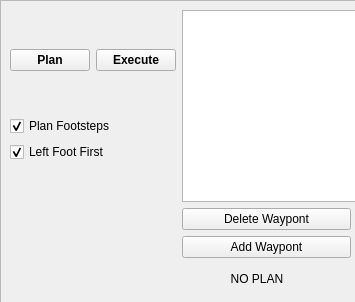
The window that ui/navigation_controls_widget.ui (swhart115/nasa_robot_teleop) describes before a commit, drawn with Qt 5.
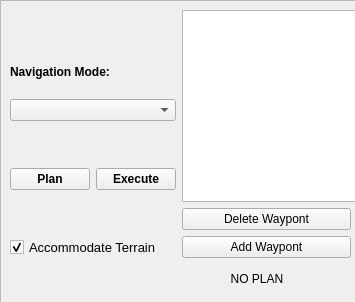
The same window after the commit.

The edit to the form file:
```diff
--- a/ui/navigation_controls_widget.ui
+++ b/ui/navigation_controls_widget.ui
@@ -53,85 +53,6 @@
     <enum>QFrame::Raised</enum>
    </property>
    <layout class="QGridLayout" name="gridLayout">
-    <item row="0" column="0">
-     <layout class="QVBoxLayout" name="verticalLayout_4">
-      <item>
-       <layout class="QHBoxLayout" name="horizontalLayout_2">
-        <item>
-         <widget class="QPushButton" name="plan_button">
-          <property name="maximumSize">
-           <size>
-            <width>90</width>
-            <height>16777215</height>
-           </size>
-          </property>
-          <property name="font">
-           <font>
-            <weight>75</weight>
-            <bold>true</bold>
-           </font>
-          </property>
-          <property name="text">
-           <string>Plan</string>
-          </property>
-         </widget>
-        </item>
-        <item>
-         <widget class="QPushButton" name="execute_button">
-          <property name="sizePolicy">
-           <sizepolicy hsizetype="Fixed" vsizetype="Fixed">
-            <horstretch>0</horstretch>
-            <verstretch>0</verstretch>
-           </sizepolicy>
-          </property>
-          <property name="maximumSize">
-           <size>
-            <width>100</width>
-            <height>16777215</height>
-           </size>
-          </property>
-          <property name="font">
-           <font>
-            <weight>75</weight>
-            <bold>true</bold>
-           </font>
-          </property>
-          <property name="text">
-           <string>Execute</string>
-          </property>
-         </widget>
-        </item>
-       </layout>
-      </item>
-      <item>
-       <layout class="QVBoxLayout" name="verticalLayout">
-        <item>
-         <widget class="QCheckBox" name="plan_footsteps">
-          <property name="text">
-           <string>Plan Footsteps</string>
-          </property>
-          <property name="checkable">
-           <bool>true</bool>
-          </property>
-          <property name="checked">
-           <bool>true</bool>
-          </property>
-         </widget>
-        </item>
-        <item>
-         <widget class="QCheckBox" name="left_foot_first">
-          <property name="text">
-           <string>Left Foot First</string>
-          </property>
-          <property name="checked">
-           <bool>true</bool>
-          </property>
-         </widget>
-        </item>
-       </layout>
-      </item>
-     </layout>
-    </item>
     <item row="0" column="1">
      <widget class="QListWidget" name="waypoint_list">
       <property name="sizePolicy">
@@ -194,6 +115,141 @@
       </property>
      </widget>
     </item>
+    <item row="0" column="0" rowspan="2">
+     <layout class="QVBoxLayout" name="verticalLayout_4">
+      <item>
+       <spacer name="verticalSpacer">
+        <property name="orientation">
+         <enum>Qt::Vertical</enum>
+        </property>
+        <property name="sizeHint" stdset="0">
+         <size>
+          <width>20</width>
+          <height>40</height>
+         </size>
+        </property>
+       </spacer>
+      </item>
+      <item>
+       <widget class="QLabel" name="label">
+        <property name="sizePolicy">
+         <sizepolicy hsizetype="MinimumExpanding" vsizetype="MinimumExpanding">
+          <horstretch>0</horstretch>
+          <verstretch>0</verstretch>
+         </sizepolicy>
+        </property>
+        <property name="font">
+         <font>
+          <weight>75</weight>
+          <bold>true</bold>
+         </font>
+        </property>
+        <property name="text">
+         <string>Navigation Mode:</string>
+        </property>
+       </widget>
+      </item>
+      <item>
+       <widget class="QComboBox" name="nav_mode_box"/>
+      </item>
+      <item>
+       <spacer name="verticalSpacer_2">
+        <property name="orientation">
+         <enum>Qt::Vertical</enum>
+        </property>
+        <property name="sizeHint" stdset="0">
+         <size>
+          <width>20</width>
+          <height>40</height>
+         </size>
+        </property>
+       </spacer>
+      </item>
+      <item>
+       <layout class="QHBoxLayout" name="horizontalLayout_2">
+        <item>
+         <widget class="QPushButton" name="plan_button">
+          <property name="maximumSize">
+           <size>
+            <width>90</width>
+            <height>16777215</height>
+           </size>
+          </property>
+          <property name="font">
+           <font>
+            <weight>75</weight>
+            <bold>true</bold>
+           </font>
+          </property>
+          <property name="text">
+           <string>Plan</string>
+          </property>
+         </widget>
+        </item>
+        <item>
+         <widget class="QPushButton" name="execute_button">
+          <property name="sizePolicy">
+           <sizepolicy hsizetype="Fixed" vsizetype="Fixed">
+            <horstretch>0</horstretch>
+            <verstretch>0</verstretch>
+           </sizepolicy>
+          </property>
+          <property name="maximumSize">
+           <size>
+            <width>100</width>
+            <height>16777215</height>
+           </size>
+          </property>
+          <property name="font">
+           <font>
+            <weight>75</weight>
+            <bold>true</bold>
+           </font>
+          </property>
+          <property name="text">
+           <string>Execute</string>
+          </property>
+         </widget>
+        </item>
+       </layout>
+      </item>
+      <item>
+       <spacer name="verticalSpacer_3">
+        <property name="orientation">
+         <enum>Qt::Vertical</enum>
+        </property>
+        <property name="sizeHint" stdset="0">
+         <size>
+          <width>20</width>
+          <height>40</height>
+         </size>
+        </property>
+       </spacer>
+      </item>
+      <item>
+       <layout class="QVBoxLayout" name="verticalLayout">
+        <item>
+         <widget class="QCheckBox" name="accommodate_terrain">
+          <property name="font">
+           <font>
+            <pointsize>10</pointsize>
+           </font>
+          </property>
+          <property name="text">
+           <string>Accommodate Terrain</string>
+          </property>
+          <property name="checkable">
+           <bool>true</bool>
+          </property>
+          <property name="checked">
+           <bool>true</bool>
+          </property>
+         </widget>
+        </item>
+       </layout>
+      </item>
+     </layout>
+    </item>
    </layout>
   </widget>
  </widget>
```
